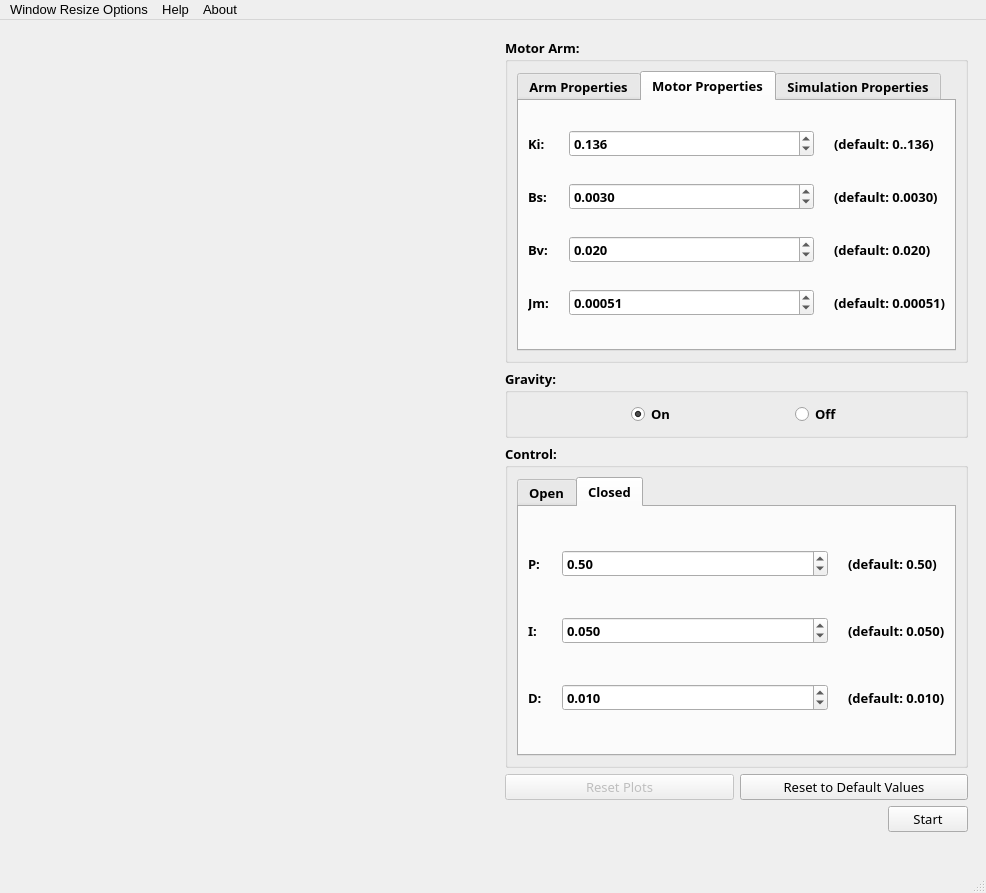
Old version of the form MainWindow.ui in the repository stirling-research-group/ENG100-Controls.
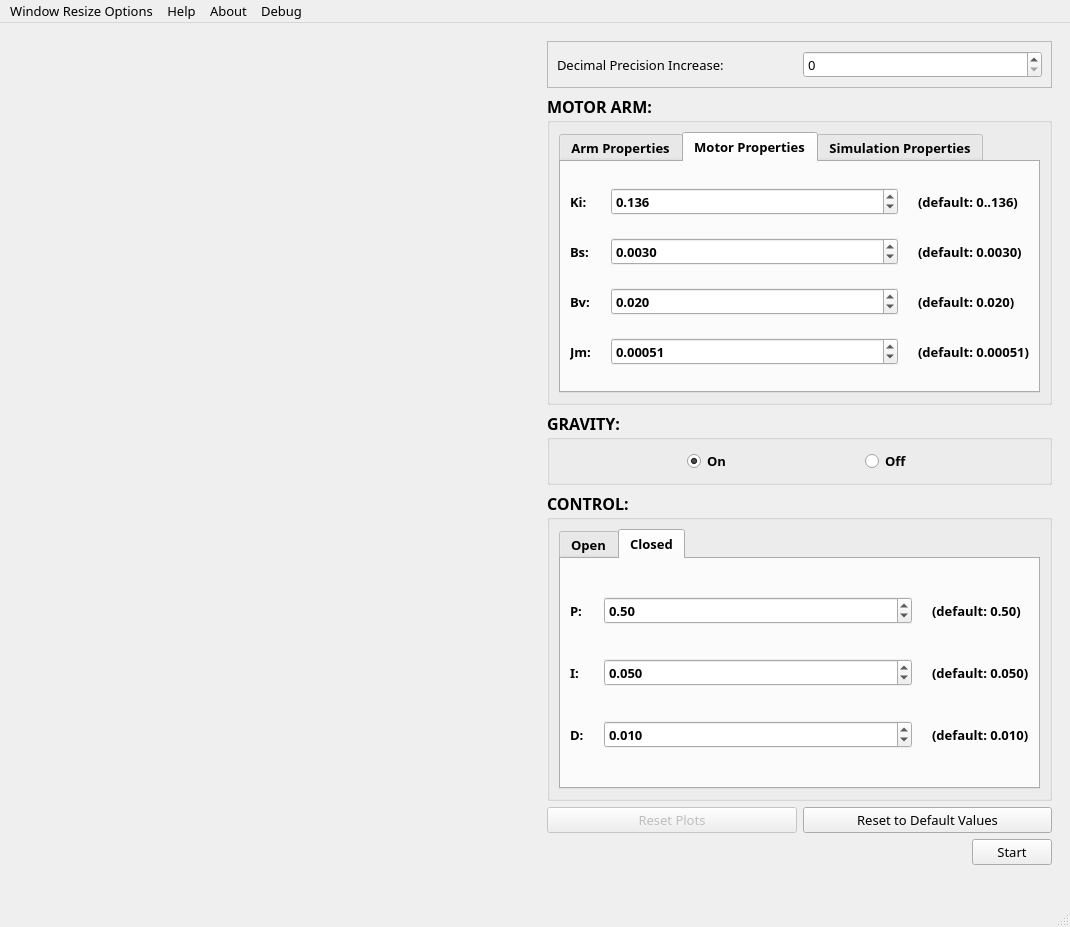
New version of the form. The open tabs and pages were chosen to show the change. Icons and pictures are not drawn.

Commit message: Added debugging mode and adjusted GUI styling

The edit to the form file:
```diff
--- a/MainWindow.ui
+++ b/MainWindow.ui
@@ -6,12 +6,13 @@
    <rect>
     <x>0</x>
     <y>0</y>
-    <width>986</width>
-    <height>893</height>
+    <width>1070</width>
+    <height>927</height>
    </rect>
   </property>
   <property name="font">
    <font>
+    <family>Yu Gothic UI Semibold</family>
     <pointsize>10</pointsize>
     <weight>50</weight>
     <bold>false</bold>
@@ -24,6 +25,9 @@
    <iconset>
     <normaloff>favicon.png</normaloff>favicon.png</iconset>
   </property>
+  <property name="autoFillBackground">
+   <bool>false</bool>
+  </property>
   <property name="styleSheet">
    <string notr="true"/>
   </property>
@@ -52,12 +56,38 @@
        <property name="bottomMargin">
         <number>0</number>
        </property>
+       <item>
+        <widget class="QFrame" name="DebugFrame">
+         <property name="frameShape">
+          <enum>QFrame::StyledPanel</enum>
+         </property>
+         <property name="frameShadow">
+          <enum>QFrame::Raised</enum>
+         </property>
+         <layout class="QHBoxLayout" name="horizontalLayout_2">
+          <item>
+           <widget class="QLabel" name="label_29">
+            <property name="text">
+             <string>Decimal Precision Increase:</string>
+            </property>
+           </widget>
+          </item>
+          <item>
+           <widget class="QSpinBox" name="DecimalPrecision">
+            <property name="value">
+             <number>0</number>
+            </property>
+           </widget>
+          </item>
+         </layout>
+        </widget>
+       </item>
        <item>
         <widget class="QGroupBox" name="MotorArmDetails">
          <property name="font">
           <font>
-           <family>Yu Gothic UI Semibold</family>
-           <pointsize>10</pointsize>
+           <family>Tw Cen MT</family>
+           <pointsize>12</pointsize>
            <weight>75</weight>
            <bold>true</bold>
           </font>
@@ -66,11 +96,20 @@
           <bool>false</bool>
          </property>
          <property name="title">
-          <string>Motor Arm:</string>
+          <string>MOTOR ARM:</string>
+         </property>
+         <property name="flat">
+          <bool>true</bool>
          </property>
          <layout class="QVBoxLayout" name="verticalLayout">
           <item>
            <widget class="QTabWidget" name="MotorArmTabWidget">
+            <property name="font">
+             <font>
+              <family>Yu Gothic UI Semibold</family>
+              <pointsize>10</pointsize>
+             </font>
+            </property>
             <property name="autoFillBackground">
              <bool>false</bool>
             </property>
@@ -80,6 +119,9 @@
             <property name="currentIndex">
              <number>0</number>
             </property>
+            <property name="tabBarAutoHide">
+             <bool>false</bool>
+            </property>
             <widget class="QWidget" name="ArmPropertiesTab">
              <property name="autoFillBackground">
               <bool>false</bool>
@@ -302,6 +344,9 @@
               </item>
               <item row="1" column="1">
                <widget class="QDoubleSpinBox" name="bsInput">
+                <property name="autoFillBackground">
+                 <bool>true</bool>
+                </property>
                 <property name="decimals">
                  <number>4</number>
                 </property>
@@ -318,6 +363,9 @@
               </item>
               <item row="3" column="1">
                <widget class="QDoubleSpinBox" name="jmInput">
+                <property name="autoFillBackground">
+                 <bool>true</bool>
+                </property>
                 <property name="decimals">
                  <number>5</number>
                 </property>
@@ -334,6 +382,9 @@
               </item>
               <item row="0" column="1">
                <widget class="QDoubleSpinBox" name="kiInput">
+                <property name="autoFillBackground">
+                 <bool>true</bool>
+                </property>
                 <property name="decimals">
                  <number>3</number>
                 </property>
@@ -350,6 +401,9 @@
               </item>
               <item row="2" column="1">
                <widget class="QDoubleSpinBox" name="bvInput">
+                <property name="autoFillBackground">
+                 <bool>true</bool>
+                </property>
                 <property name="decimals">
                  <number>3</number>
                 </property>
@@ -509,13 +563,17 @@
         <widget class="QGroupBox" name="GravityDetails">
          <property name="font">
           <font>
-           <pointsize>10</pointsize>
+           <family>Tw Cen MT</family>
+           <pointsize>12</pointsize>
            <weight>75</weight>
            <bold>true</bold>
           </font>
          </property>
          <property name="title">
-          <string>Gravity:</string>
+          <string>GRAVITY:</string>
+         </property>
+         <property name="flat">
+          <bool>true</bool>
          </property>
          <layout class="QGridLayout" name="gridLayout_4">
           <item row="0" column="1">
@@ -526,6 +584,12 @@
               <verstretch>0</verstretch>
              </sizepolicy>
             </property>
+            <property name="font">
+             <font>
+              <family>Yu Gothic UI Semibold</family>
+              <pointsize>10</pointsize>
+             </font>
+            </property>
             <property name="text">
              <string>Off</string>
             </property>
@@ -539,6 +603,12 @@
               <verstretch>0</verstretch>
              </sizepolicy>
             </property>
+            <property name="font">
+             <font>
+              <family>Yu Gothic UI Semibold</family>
+              <pointsize>10</pointsize>
+             </font>
+            </property>
             <property name="text">
              <string>On</string>
             </property>
@@ -560,20 +630,39 @@
         <widget class="QGroupBox" name="ControlDetails">
          <property name="font">
           <font>
-           <pointsize>10</pointsize>
+           <family>Tw Cen MT</family>
+           <pointsize>12</pointsize>
            <weight>75</weight>
            <bold>true</bold>
           </font>
          </property>
          <property name="title">
-          <string>Control:</string>
+          <string>CONTROL:</string>
+         </property>
+         <property name="flat">
+          <bool>true</bool>
          </property>
          <layout class="QVBoxLayout" name="verticalLayout_2">
           <item>
            <widget class="QTabWidget" name="LoopControlTab">
+            <property name="font">
+             <font>
+              <family>Yu Gothic UI Semibold</family>
+              <pointsize>10</pointsize>
+             </font>
+            </property>
             <property name="currentIndex">
              <number>0</number>
             </property>
+            <property name="elideMode">
+             <enum>Qt::ElideNone</enum>
+            </property>
+            <property name="usesScrollButtons">
+             <bool>true</bool>
+            </property>
+            <property name="documentMode">
+             <bool>false</bool>
+            </property>
             <widget class="QWidget" name="OpenLoopTab">
              <attribute name="title">
               <string>Open</string>
@@ -704,6 +793,9 @@
               </item>
               <item row="0" column="1">
                <widget class="QDoubleSpinBox" name="pInput">
+                <property name="autoFillBackground">
+                 <bool>true</bool>
+                </property>
                 <property name="maximum">
                  <double>999.000000000000000</double>
                 </property>
@@ -717,6 +809,9 @@
               </item>
               <item row="1" column="1">
                <widget class="QDoubleSpinBox" name="iInput">
+                <property name="autoFillBackground">
+                 <bool>true</bool>
+                </property>
                 <property name="decimals">
                  <number>3</number>
                 </property>
@@ -746,6 +841,9 @@
               </item>
               <item row="2" column="1">
                <widget class="QDoubleSpinBox" name="dInput">
+                <property name="autoFillBackground">
+                 <bool>true</bool>
+                </property>
                 <property name="decimals">
                  <number>3</number>
                 </property>
@@ -887,8 +985,8 @@
     <rect>
      <x>0</x>
      <y>0</y>
-     <width>986</width>
-     <height>21</height>
+     <width>1070</width>
+     <height>23</height>
     </rect>
    </property>
    <widget class="QMenu" name="menuWindow_Resize_Options">
@@ -908,9 +1006,17 @@
     </property>
     <addaction name="actionView_Details"/>
    </widget>
+   <widget class="QMenu" name="menuDebug">
+    <property name="title">
+     <string>Debug</string>
+    </property>
+    <addaction name="actionDebug_Mode"/>
+    <addaction name="actionLogging"/>
+   </widget>
    <addaction name="menuWindow_Resize_Options"/>
    <addaction name="menuHelp"/>
    <addaction name="menuAbout"/>
+   <addaction name="menuDebug"/>
   </widget>
   <widget class="QStatusBar" name="statusbar"/>
   <action name="actionView_Help_Topics">
```
Left out of the diff: 63 changed lines with no effect on the pictures. The commit also changes 6 other files.
